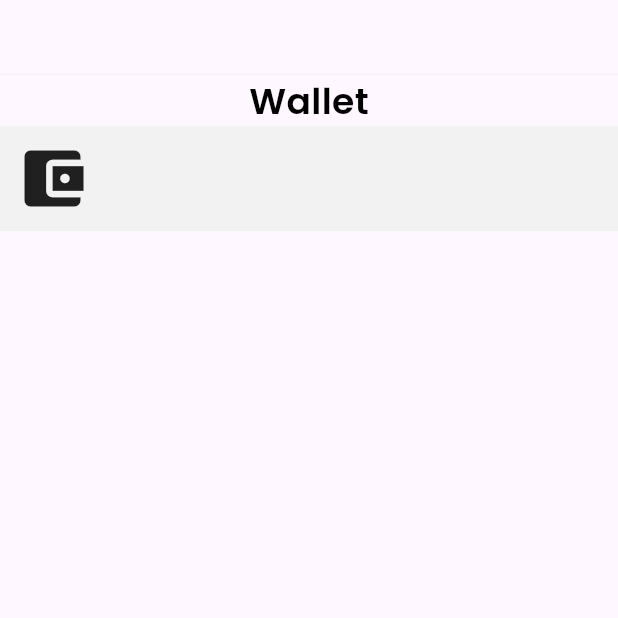
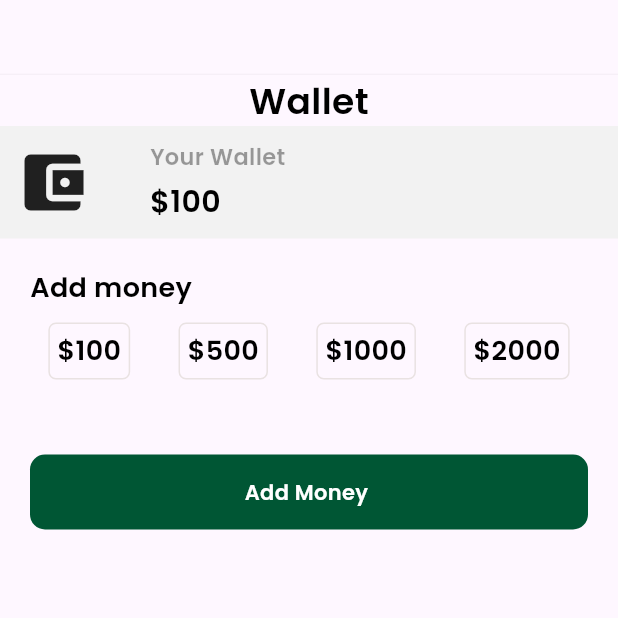
Before and after one commit to ArunKuleri/Yourschef, a Flutter app: the Wallet screen opened directly, on a phone screen of 412 x 824 dp, the top half of it. Run offline on Flutter 3.47's test engine with Material 3 defaults, Android fonts, the phone set to English and light mode, and no system bars; our stand-ins replace curved_navigation_bar, firebase_auth, firebase_core; accounts and stored records are empty; network calls fail.

Commit message:
added some more functions

```diff
--- a/lib/pages/login_screen.dart
+++ b/lib/pages/login_screen.dart
@@ -1,6 +1,7 @@
 import 'package:firebase_auth/firebase_auth.dart';
 import 'package:flutter/material.dart';
 import 'package:flutter/widgets.dart';
+import 'package:yourschef/pages/bottomnav.dart';
 import 'package:yourschef/pages/forgotpassword.dart';
 import 'package:yourschef/pages/sign_up.dart';
 import 'package:yourschef/widgets/Widgets_support.dart';
@@ -21,6 +22,8 @@ class _LoginScreenState extends State<LoginScreen> {
     try {
       await FirebaseAuth.instance
           .signInWithEmailAndPassword(email: email, password: password);
+      Navigator.push(
+          context, MaterialPageRoute(builder: (context) => BottomNav()));
     } on FirebaseAuthException catch (e) {
       if (e.code == "user not found") {
         ScaffoldMessenger.of(context).showSnackBar(const SnackBar(
@@ -41,7 +44,8 @@ class _LoginScreenState extends State<LoginScreen> {
   @override
   Widget build(BuildContext context) {
     return Scaffold(
-      body: Stack(
+      body: SingleChildScrollView(
+        child: Stack(
           children: [
             Container(
               height: MediaQuery.of(context).size.height / 2.5,
@@ -213,6 +217,7 @@ class _LoginScreenState extends State<LoginScreen> {
             ),
           ],
         ),
+      ),
     );
   }
 }
--- a/lib/pages/sign_up.dart
+++ b/lib/pages/sign_up.dart
@@ -52,7 +52,8 @@ class _SignUpState extends State<SignUp> {
   @override
   Widget build(BuildContext context) {
     return Scaffold(
-      body: Stack(
+      body: SingleChildScrollView(
+        child: Stack(
           children: [
             Container(
               height: MediaQuery.of(context).size.height / 2.5,
@@ -224,6 +225,7 @@ class _SignUpState extends State<SignUp> {
             ),
           ],
         ),
+      ),
     );
   }
 }
--- a/lib/pages/wallet.dart
+++ b/lib/pages/wallet.dart
@@ -15,6 +15,7 @@ class _Wallet extends State<Wallet> {
       body: Container(
         margin: EdgeInsets.only(top: 50.0),
         child: Column(
+          crossAxisAlignment: CrossAxisAlignment.start,
           children: [
             Material(
               elevation: 2.0,
@@ -36,10 +37,112 @@ class _Wallet extends State<Wallet> {
                   Icon(
                     Icons.account_balance_wallet,
                     size: 50,
+                  ),
+                  SizedBox(
+                    width: 40.0,
+                  ),
+                  Column(
+                    crossAxisAlignment: CrossAxisAlignment.start,
+                    children: [
+                      Text(
+                        "Your Wallet ",
+                        style: AppWidget.LighttextFieldStyle(),
+                      ),
+                      SizedBox(
+                        height: 5.0,
+                      ),
+                      Text(
+                        "\$" + '100',
+                        style: AppWidget.boldTextFeildStyle(),
+                      )
+                    ],
                   )
                 ],
               ),
-            )
+            ),
+            SizedBox(
+              height: 20.0,
+            ),
+            Padding(
+              padding: const EdgeInsets.only(left: 20.0),
+              child: Text(
+                "Add money",
+                style: AppWidget.semiboldTextFeildStyle(),
+              ),
+            ),
+            SizedBox(
+              height: 10.0,
+            ),
+            Row(
+              mainAxisAlignment: MainAxisAlignment.spaceEvenly,
+              children: [
+                Container(
+                  padding: EdgeInsets.all(5),
+                  decoration: BoxDecoration(
+                    border: Border.all(color: Color(0xFFE9E2E2)),
+                    borderRadius: BorderRadius.circular(5),
+                  ),
+                  child: Text(
+                    "\$" + "100",
+                    style: AppWidget.semiboldTextFeildStyle(),
+                  ),
+                ),
+                Container(
+                  padding: EdgeInsets.all(5),
+                  decoration: BoxDecoration(
+                    border: Border.all(color: Color(0xFFE9E2E2)),
+                    borderRadius: BorderRadius.circular(5),
+                  ),
+                  child: Text(
+                    "\$" + "500",
+                    style: AppWidget.semiboldTextFeildStyle(),
+                  ),
+                ),
+                Container(
+                  padding: EdgeInsets.all(5),
+                  decoration: BoxDecoration(
+                    border: Border.all(color: Color(0xFFE9E2E2)),
+                    borderRadius: BorderRadius.circular(5),
+                  ),
+                  child: Text(
+                    "\$" + "1000",
+                    style: AppWidget.semiboldTextFeildStyle(),
+                  ),
+                ),
+                Container(
+                  padding: EdgeInsets.all(5),
+                  decoration: BoxDecoration(
+                    border: Border.all(color: Color(0xFFE9E2E2)),
+                    borderRadius: BorderRadius.circular(5),
+                  ),
+                  child: Text(
+                    "\$" + "2000",
+                    style: AppWidget.semiboldTextFeildStyle(),
+                  ),
+                ),
+              ],
+            ),
+            SizedBox(
+              height: 50.0,
+            ),
+            Container(
+              margin: EdgeInsets.symmetric(horizontal: 20.0),
+              padding: EdgeInsets.symmetric(vertical: 12.0),
+              height: 50,
+              width: MediaQuery.of(context).size.width,
+              decoration: BoxDecoration(
+                  color: Color.fromARGB(255, 0, 86, 52),
+                  borderRadius: BorderRadius.circular(10)),
+              child: const Center(
+                child: Text(
+                  "Add Money ",
+                  style: TextStyle(
+                      color: Colors.white,
+                      fontFamily: "Poppins",
+                      fontWeight: FontWeight.bold),
+                ),
+              ),
+            ),
           ],
         ),
       ),
```
Lines whose indentation alone changed are shown as unchanged.
